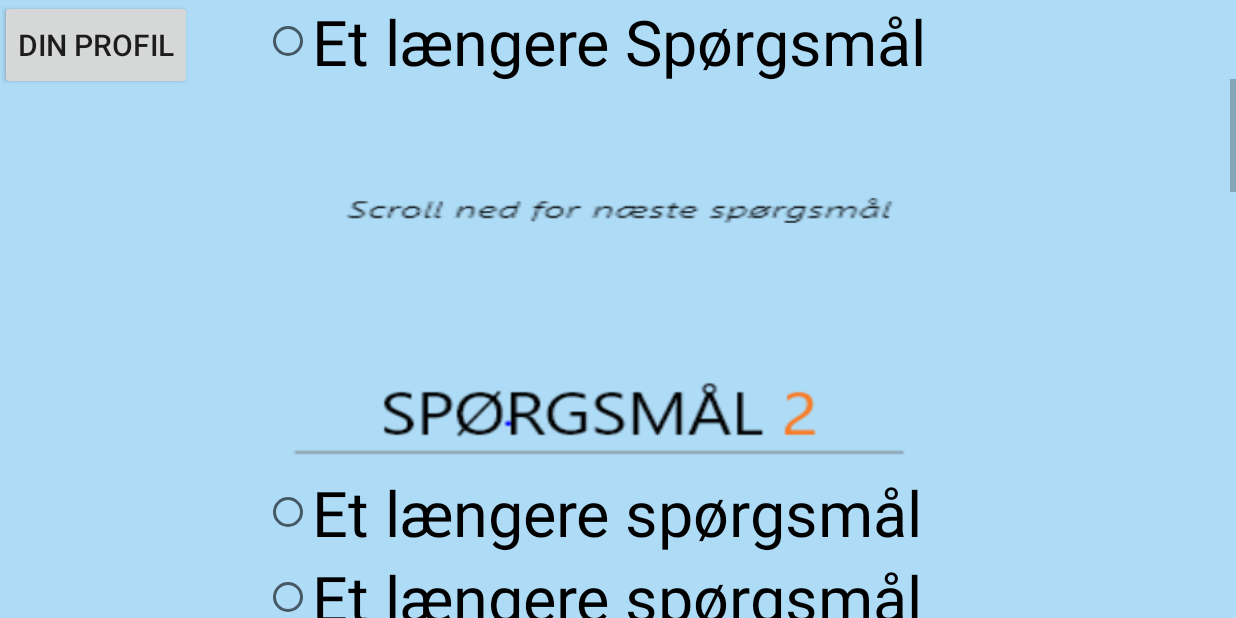
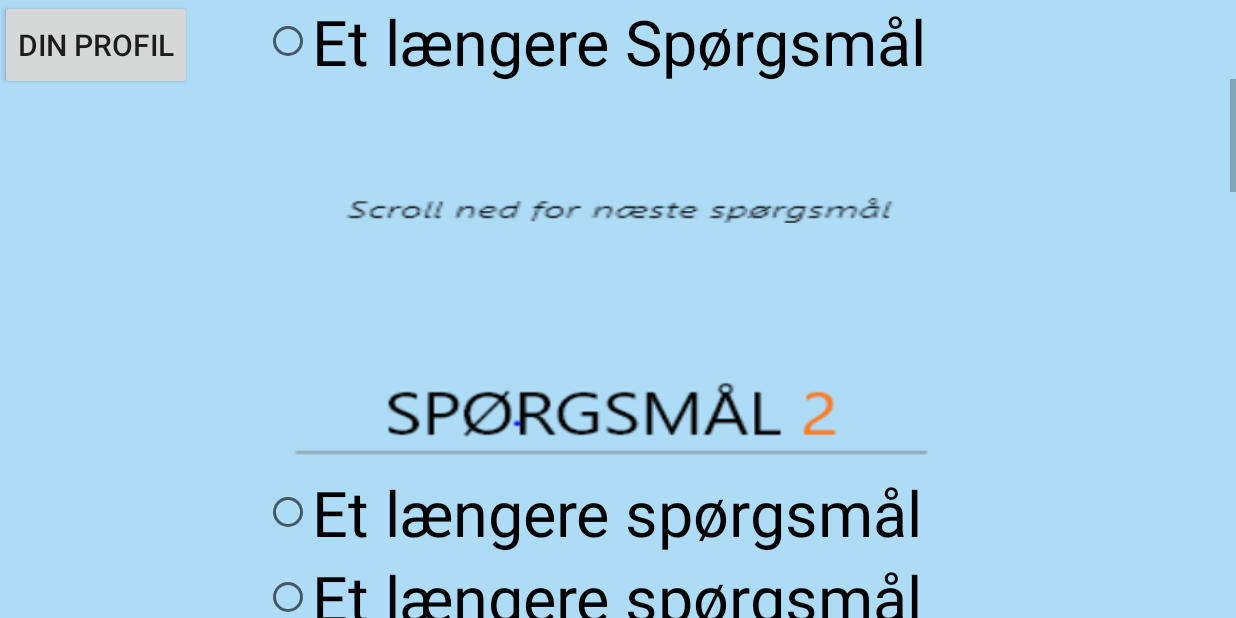
Before and after one commit to Paaske11/Matematika, an Android app: the Brugertest screen opened directly, with no data from a screen before it, scrolled down 288 dp, on a phone screen of 824 x 412 dp (held sideways). Run offline under Robolectric (Android 15) with nearby library versions, the phone set to English and light mode, and no system bars.

Commit message:
Brugertest side layout og tilbageknap fix part 2

```diff
--- a/app/src/main/res/layout/activity_brugertest.xml
+++ b/app/src/main/res/layout/activity_brugertest.xml
@@ -81,7 +81,7 @@
 
             <ImageView
                 android:id="@+id/questionTwo"
-                android:layout_width="455dp"
+                android:layout_width="472dp"
                 android:layout_height="80dp"
                 android:background="@drawable/questiontwo" />
 
@@ -95,7 +95,7 @@
                     android:hapticFeedbackEnabled="false"
                     android:shadowColor="#FFFFFF"
                     android:text="Et længere spørgsmål"
-                    android:textSize="42dp" />
+                    android:textSize="42sp" />
 
                 <RadioButton
                     android:layout_width="wrap_content"
@@ -103,7 +103,7 @@
                     android:hapticFeedbackEnabled="false"
                     android:shadowColor="#FFFFFF"
                     android:text="Et længere spørgsmål"
-                    android:textSize="42dp" />
+                    android:textSize="42sp" />
 
                 <RadioButton
                     android:layout_width="wrap_content"
@@ -111,7 +111,7 @@
                     android:hapticFeedbackEnabled="false"
                     android:shadowColor="#FFFFFF"
                     android:text="Et længere Spørgsmål"
-                    android:textSize="42dp" />
+                    android:textSize="42sp" />
 
                 <Space
                     android:layout_width="wrap_content"
@@ -145,7 +145,7 @@
                     android:hapticFeedbackEnabled="false"
                     android:shadowColor="#FFFFFF"
                     android:text="Et længere spørgsmål"
-                    android:textSize="42dp" />
+                    android:textSize="42sp" />
 
                 <RadioButton
                     android:layout_width="wrap_content"
@@ -153,7 +153,7 @@
                     android:hapticFeedbackEnabled="false"
                     android:shadowColor="#FFFFFF"
                     android:text="Et længere spørgsmål"
-                    android:textSize="42dp" />
+                    android:textSize="42sp" />
 
                 <RadioButton
                     android:layout_width="wrap_content"
@@ -161,7 +161,7 @@
                     android:hapticFeedbackEnabled="false"
                     android:shadowColor="#FFFFFF"
                     android:text="Et længere Spørgsmål"
-                    android:textSize="42dp" />
+                    android:textSize="42sp" />
                 <Space
                     android:layout_width="wrap_content"
                     android:layout_height="100dp"/>
@@ -192,7 +192,7 @@
                     android:hapticFeedbackEnabled="false"
                     android:shadowColor="#FFFFFF"
                     android:text="Et længere spørgsmål"
-                    android:textSize="42dp" />
+                    android:textSize="42sp" />
 
                 <RadioButton
                     android:layout_width="wrap_content"
@@ -200,7 +200,7 @@
                     android:hapticFeedbackEnabled="false"
                     android:shadowColor="#FFFFFF"
                     android:text="Et længere spørgsmål"
-                    android:textSize="42dp" />
+                    android:textSize="42sp" />
 
                 <RadioButton
                     android:layout_width="wrap_content"
@@ -208,7 +208,7 @@
                     android:hapticFeedbackEnabled="false"
                     android:shadowColor="#FFFFFF"
                     android:text="Et længere Spørgsmål"
-                    android:textSize="42dp" />
+                    android:textSize="42sp" />
                 <Space
                     android:layout_width="wrap_content"
                     android:layout_height="100dp"/>
@@ -239,7 +239,7 @@
                     android:hapticFeedbackEnabled="false"
                     android:shadowColor="#FFFFFF"
                     android:text="Et længere spørgsmål"
-                    android:textSize="42dp" />
+                    android:textSize="42sp" />
 
                 <RadioButton
                     android:layout_width="wrap_content"
@@ -247,7 +247,7 @@
                     android:hapticFeedbackEnabled="false"
                     android:shadowColor="#FFFFFF"
                     android:text="Et længere spørgsmål"
-                    android:textSize="42dp" />
+                    android:textSize="42sp" />
 
                 <RadioButton
                     android:layout_width="wrap_content"
@@ -255,7 +255,7 @@
                     android:hapticFeedbackEnabled="false"
                     android:shadowColor="#FFFFFF"
                     android:text="Et længere Spørgsmål"
-                    android:textSize="42dp" />
+                    android:textSize="42sp" />
                 <Space
                     android:layout_width="wrap_content"
                     android:layout_height="100dp"/>
```
